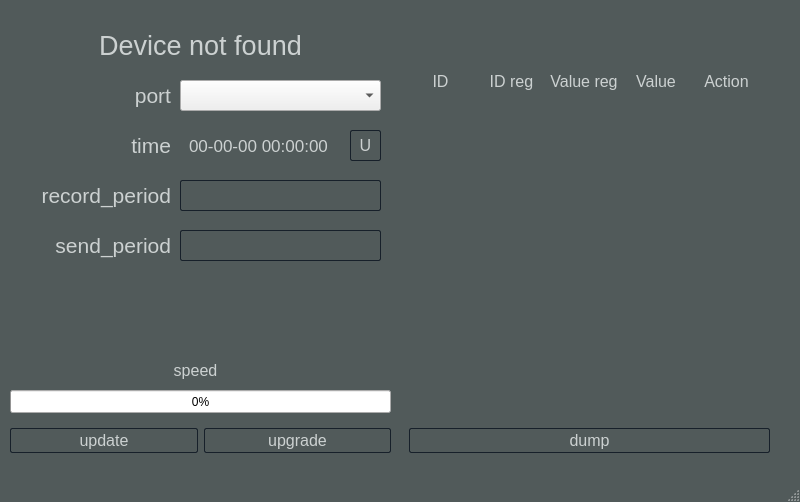
Old version of the form mainwindow.ui in the repository DrDeLaBill/logger.
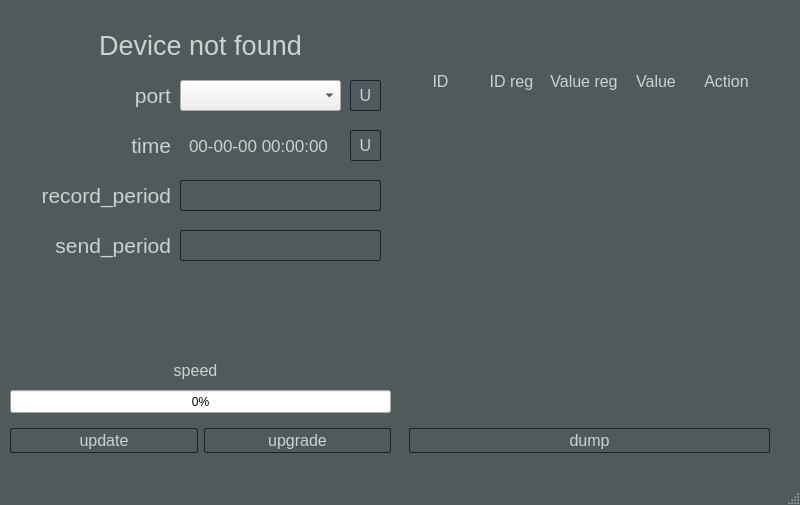
New version of the form.

Commit message: COM port update

What changed in the file:
```diff
--- a/mainwindow.ui
+++ b/mainwindow.ui
@@ -7,7 +7,7 @@
     <x>0</x>
     <y>0</y>
     <width>800</width>
-    <height>502</height>
+    <height>505</height>
    </rect>
   </property>
   <property name="windowTitle">
@@ -422,11 +422,24 @@
           <rect>
            <x>160</x>
            <y>10</y>
-           <width>201</width>
+           <width>161</width>
            <height>31</height>
           </rect>
          </property>
         </widget>
+        <widget class="QPushButton" name="updatePortsBtn">
+         <property name="geometry">
+          <rect>
+           <x>330</x>
+           <y>10</y>
+           <width>31</width>
+           <height>31</height>
+          </rect>
+         </property>
+         <property name="text">
+          <string>U</string>
+         </property>
+        </widget>
        </widget>
       </widget>
      </item>
```
Left out of the diff: 2 changed lines with no effect on the pictures. The commit also changes 11 other files.
